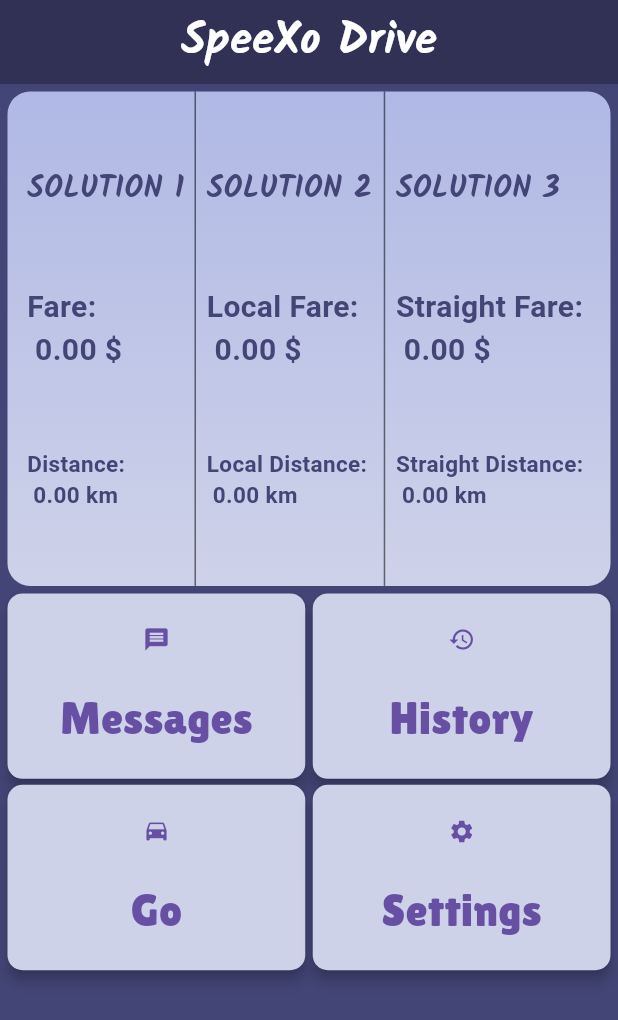
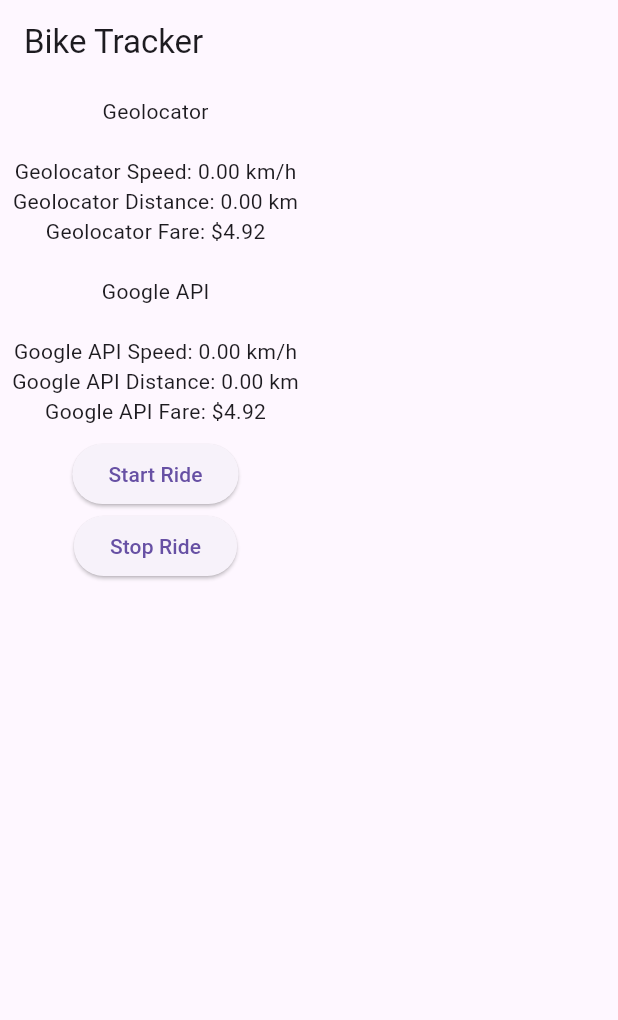
Before and after one commit to handsomrana/SpeeXo_meter, a Flutter app: the screen it shows after launch, on a phone screen of 412 x 824 dp. Shown: the top 1020 px of the screen. Run offline on Flutter 3.47's test engine with Material 3 defaults, Android fonts, the light colour scheme and no system bars; our stand-ins replace geocoding, geolocator, get, google_fonts, google_maps_flutter, isar and 2 more; missing offline and left inert: flutter_overlay_window; accounts and stored records are empty; generated files the repository leaves out were written again.

Commit message:
Mz commit

```diff
--- /dev/null
+++ b/lib/app/views/mz_ride_view.dart
@@ -0,0 +1,51 @@
+import 'package:flutter/material.dart';
+import 'package:get/get.dart';
+import 'package:speed_meter_app/app/controllers/mz_ride_controller.dart';
+
+class MzRideView extends StatelessWidget {
+  MzRideView({super.key});
+  final MzRideController controller = Get.put(MzRideController());
+
+  @override
+  Widget build(BuildContext context) {
+    return Scaffold(
+      appBar: AppBar(title: const Text('Bike Tracker')),
+      body: Column(
+        children: [
+          Padding(
+            padding: const EdgeInsets.all(8.0),
+            child: Obx(() => Column(
+                  children: [
+                    const Text("Geolocator"),
+                    const SizedBox(height: 20),
+                    Text(
+                        'Geolocator Speed: ${controller.speedGeolocator.value.toStringAsFixed(2)} km/h'),
+                    Text(
+                        'Geolocator Distance: ${controller.totalDistanceGeolocator.value.toStringAsFixed(2)} km'),
+                    Text(
+                        'Geolocator Fare: \$${controller.fareGeolocator.value.toStringAsFixed(2)}'),
+                    const SizedBox(height: 20),
+                    const Text("Google API"),
+                    const SizedBox(height: 20),
+                    Text(
+                        'Google API Speed: ${controller.speedGoogleAPI.value.toStringAsFixed(2)} km/h'),
+                    Text(
+                        'Google API Distance: ${controller.totalDistanceGoogleAPI.value.toStringAsFixed(2)} km'),
+                    Text(
+                        'Google API Fare: \$${controller.fareGoogleAPI.value.toStringAsFixed(2)}'),
+                  ],
+                )),
+          ),
+          ElevatedButton(
+            onPressed: controller.startRide,
+            child: const Text('Start Ride'),
+          ),
+          ElevatedButton(
+            onPressed: controller.stopRide,
+            child: const Text('Stop Ride'),
+          ),
+        ],
+      ),
+    );
+  }
+}
--- a/lib/main.dart
+++ b/lib/main.dart
@@ -3,6 +3,7 @@ import 'package:get/get.dart';
 import 'package:speed_meter_app/app/local_database/isar_services.dart';
 import 'package:speed_meter_app/app/views/home_view.dart';
 import 'package:speed_meter_app/app/views/login_view.dart';
+import 'package:speed_meter_app/app/views/mz_ride_view.dart';
 import 'package:speed_meter_app/app/widgets/ride_overlay_widget.dart';
 
 void main() async {
@@ -37,7 +38,7 @@ class CarRentalApp extends StatelessWidget {
       theme: ThemeData(
         primarySwatch: Colors.blue,
       ),
-      home: HomeView(),
+      home: MzRideView(),
       getPages: [
         GetPage(name: '/login', page: () => LoginView()),
         GetPage(name: '/home', page: () => HomeView()),
--- a/pubspec.yaml
+++ b/pubspec.yaml
@@ -54,6 +54,7 @@ dependencies:
   geocoding: ^3.0.0
   analyzer: ^5.13.0
   isar_generator: ^3.1.0+1
+  google_maps_flutter: ^2.7.0
 
 
 
```
Also changed, not shown: lib/app/controllers/mz_ride_controller.dart (added, +188 -0 lines), pubspec.lock, 1 other file.
